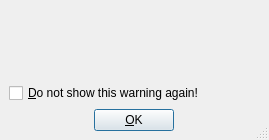
Old version of the form src/frontends/qt4/ui/ToggleWarningUi.ui in the repository cburschka/lyx.
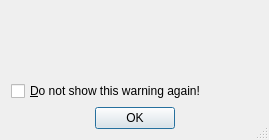
New version of the form.

Commit message: QDialogButtonBox for the remaining dialogs.

```diff
--- a/src/frontends/qt4/ui/ToggleWarningUi.ui
+++ b/src/frontends/qt4/ui/ToggleWarningUi.ui
@@ -15,14 +15,8 @@
   <property name="sizeGripEnabled" >
    <bool>true</bool>
   </property>
-  <layout class="QGridLayout" >
-   <property name="margin" >
-    <number>9</number>
-   </property>
-   <property name="spacing" >
-    <number>6</number>
-   </property>
-   <item row="2" column="0" colspan="3" >
+  <layout class="QGridLayout" name="gridLayout">
+   <item row="0" column="0" colspan="2">
     <spacer>
      <property name="orientation" >
       <enum>Qt::Vertical</enum>
@@ -38,9 +32,32 @@
      </property>
     </spacer>
    </item>
-   <item row="3" column="0" colspan="3" >
-    <widget class="QCheckBox" name="dontShowAgainCB" >
-     <property name="toolTip" >
+   <item row="1" column="0">
+    <widget class="QLabel" name="messageLA">
+     <property name="text">
+      <string/>
+     </property>
+    </widget>
+   </item>
+   <item row="2" column="0" colspan="2">
+    <spacer>
+     <property name="orientation">
+      <enum>Qt::Vertical</enum>
+     </property>
+     <property name="sizeType">
+      <enum>QSizePolicy::Expanding</enum>
+     </property>
+     <property name="sizeHint" stdset="0">
+      <size>
+       <width>247</width>
+       <height>16</height>
+      </size>
+     </property>
+    </spacer>
+   </item>
+   <item row="3" column="0" colspan="2">
+    <widget class="QCheckBox" name="dontShowAgainCB">
+     <property name="toolTip">
       <string>If you check this, LyX will not warn you again in the given case.</string>
      </property>
      <property name="text" >
@@ -48,65 +65,16 @@
      </property>
     </widget>
    </item>
-   <item row="1" column="0" colspan="3" >
-    <widget class="QLabel" name="messageLA" >
-     <property name="text" >
-      <string/>
+   <item row="4" column="0" colspan="2">
+    <widget class="QDialogButtonBox" name="buttonBox">
+     <property name="standardButtons">
+      <set>QDialogButtonBox::Ok</set>
      </property>
-    </widget>
-   </item>
-   <item row="0" column="0" colspan="3" >
-    <spacer>
-     <property name="orientation" >
-      <enum>Qt::Vertical</enum>
-     </property>
-     <property name="sizeType" >
-      <enum>QSizePolicy::Expanding</enum>
-     </property>
-     <property name="sizeHint" >
-      <size>
-       <width>247</width>
-       <height>16</height>
-      </size>
-     </property>
-    </spacer>
-   </item>
-   <item row="4" column="0" >
-    <spacer>
-     <property name="orientation" >
-      <enum>Qt::Horizontal</enum>
-     </property>
-     <property name="sizeHint" >
-      <size>
-       <width>81</width>
-       <height>20</height>
-      </size>
-     </property>
-    </spacer>
-   </item>
-   <item row="4" column="1" >
-    <widget class="QPushButton" name="okPB" >
-     <property name="text" >
-      <string>&amp;OK</string>
-     </property>
-     <property name="default" >
+     <property name="centerButtons">
       <bool>true</bool>
      </property>
     </widget>
    </item>
-   <item row="4" column="2" >
-    <spacer>
-     <property name="orientation" >
-      <enum>Qt::Horizontal</enum>
-     </property>
-     <property name="sizeHint" >
-      <size>
-       <width>81</width>
-       <height>20</height>
-      </size>
-     </property>
-    </spacer>
-   </item>
   </layout>
  </widget>
  <includes>
```
Left out of the diff: 37 changed lines with no effect on the pictures. The commit also changes 24 other files.
